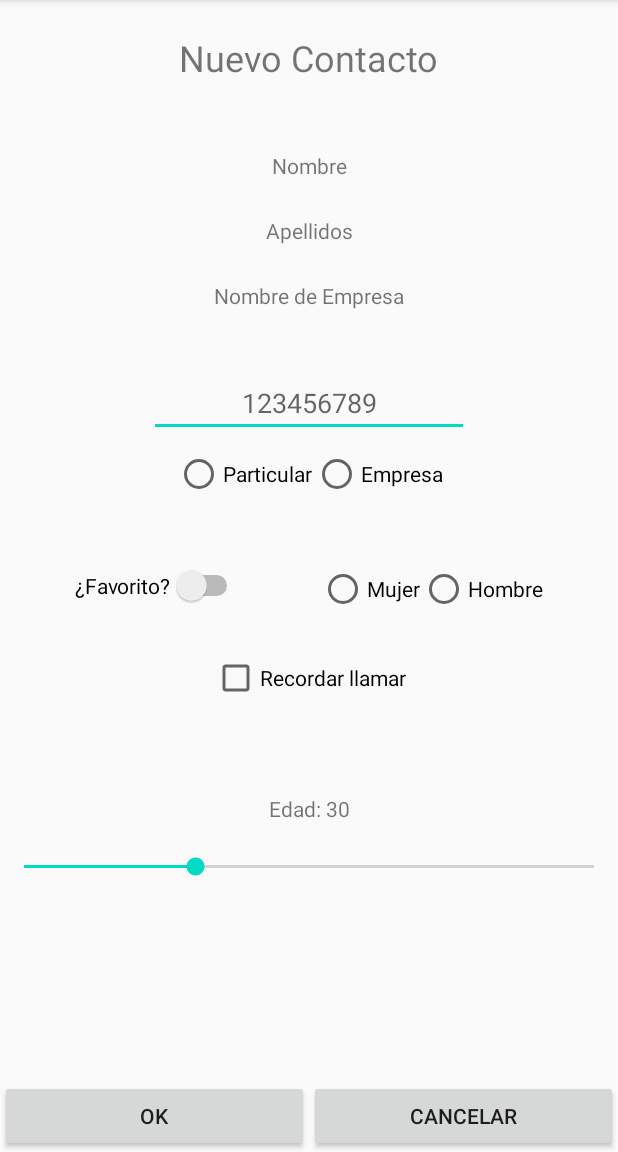
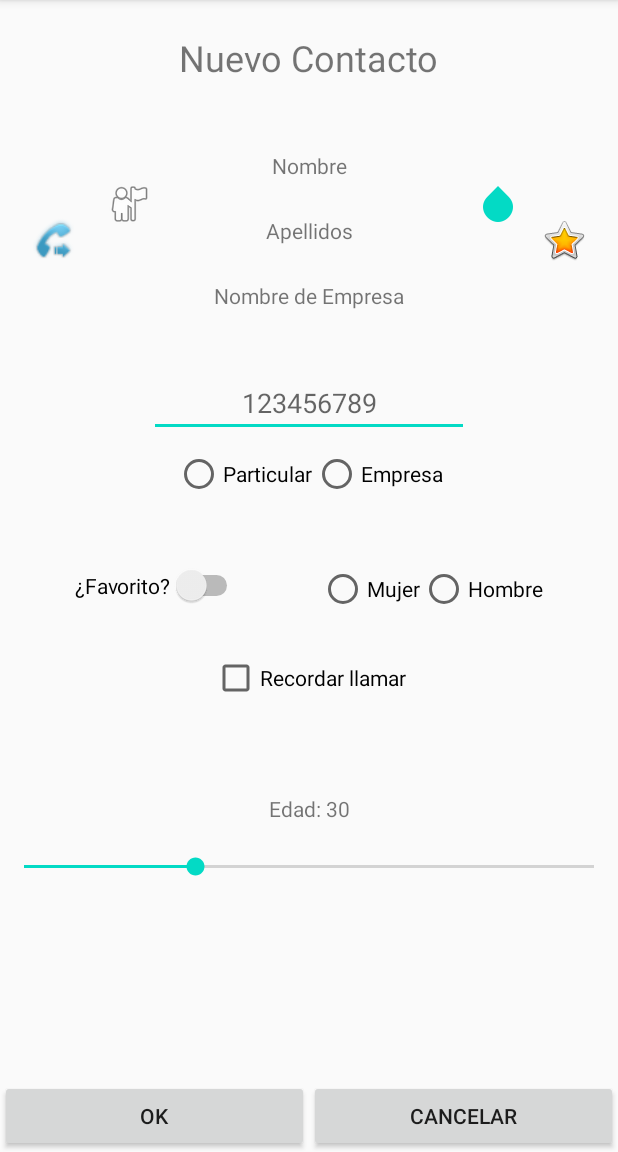
Before and after one commit to sochoa2021DanielAbellan/Practica3, an Android app: the NuevoContactoActivity screen opened directly, with no data from a screen before it, on a phone screen of 412 x 824 dp, the part 84-1236 px from its top. Run offline under Robolectric (Android 15) with nearby library versions, the phone set to English and light mode, and no system bars.

Commit message:
Añadidos los ImageViews con los iconos en NuevoContactoActivity

```diff
--- a/app/src/main/res/layout/activity_nuevo_contacto.xml
+++ b/app/src/main/res/layout/activity_nuevo_contacto.xml
@@ -58,6 +58,45 @@
         app:layout_constraintHorizontal_bias="0.5"
         app:layout_constraintStart_toStartOf="parent"
         app:layout_constraintTop_toBottomOf="@+id/tvApellidos" />
+
+    <ImageView
+        android:id="@+id/ivTipoTelefono"
+        android:layout_width="wrap_content"
+        android:layout_height="wrap_content"
+        android:layout_marginStart="70dp"
+        app:layout_constraintStart_toStartOf="parent"
+        app:layout_constraintTop_toBottomOf="@+id/tvNombre"
+        app:srcCompat="@android:drawable/ic_menu_myplaces" />
+
+    <ImageView
+        android:id="@+id/ivSexo"
+        android:layout_width="wrap_content"
+        android:layout_height="wrap_content"
+        android:layout_marginEnd="70dp"
+        app:layout_constraintBottom_toBottomOf="@+id/ivTipoTelefono"
+        app:layout_constraintEnd_toEndOf="parent"
+        app:layout_constraintTop_toTopOf="@+id/ivTipoTelefono"
+        app:srcCompat="?android:attr/textSelectHandle" />
+
+    <ImageView
+        android:id="@+id/ivRecordarLlamar"
+        android:layout_width="31dp"
+        android:layout_height="34dp"
+        android:layout_marginStart="20dp"
+        app:layout_constraintBottom_toBottomOf="@+id/ivFavoritos"
+        app:layout_constraintStart_toStartOf="parent"
+        app:layout_constraintTop_toTopOf="@+id/ivFavoritos"
+        app:srcCompat="@android:drawable/stat_sys_phone_call_forward" />
+
+    <ImageView
+        android:id="@+id/ivFavoritos"
+        android:layout_width="wrap_content"
+        android:layout_height="wrap_content"
+        android:layout_marginEnd="20dp"
+        android:visibility="visible"
+        app:layout_constraintEnd_toEndOf="parent"
+        app:layout_constraintTop_toTopOf="@+id/tvApellidos"
+        app:srcCompat="@android:drawable/btn_star_big_on" />
 
     <android.support.constraint.Guideline
         android:id="@+id/guideline2"
```
